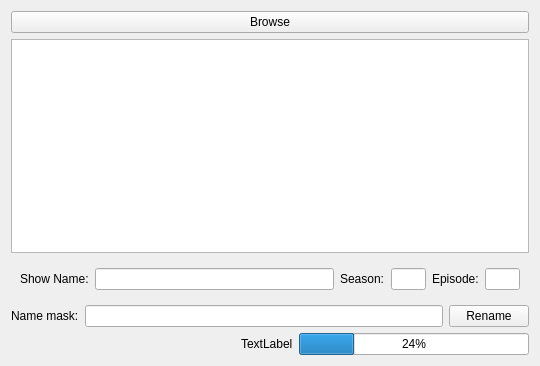
First picture: the form in ui/main.ui, repository rdno/ENBea, before the edit.
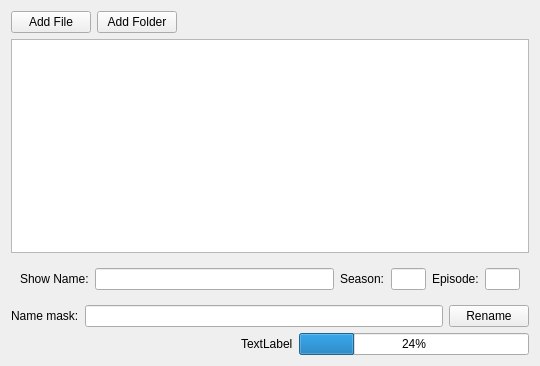
Second picture: the form after the edit.

Diff of the .ui file:
```diff
--- a/ui/main.ui
+++ b/ui/main.ui
@@ -32,14 +32,43 @@
    <string>Form</string>
   </property>
   <layout class="QGridLayout" name="gridLayout">
-   <item row="0" column="0">
+   <item row="1" column="0">
     <layout class="QVBoxLayout" name="verticalLayout">
      <item>
-      <widget class="QPushButton" name="browseBtn">
-       <property name="text">
-        <string>Browse</string>
+      <layout class="QFormLayout" name="formLayout">
+       <property name="sizeConstraint">
+        <enum>QLayout::SetDefaultConstraint</enum>
        </property>
-      </widget>
+       <property name="rightMargin">
+        <number>0</number>
+       </property>
+       <item row="0" column="0">
+        <widget class="QPushButton" name="addFileBtn">
+         <property name="sizePolicy">
+          <sizepolicy hsizetype="Maximum" vsizetype="Fixed">
+           <horstretch>0</horstretch>
+           <verstretch>0</verstretch>
+          </sizepolicy>
+         </property>
+         <property name="text">
+          <string>Add File</string>
+         </property>
+        </widget>
+       </item>
+       <item row="0" column="1">
+        <widget class="QPushButton" name="addFolderBtn">
+         <property name="sizePolicy">
+          <sizepolicy hsizetype="Maximum" vsizetype="Fixed">
+           <horstretch>0</horstretch>
+           <verstretch>0</verstretch>
+          </sizepolicy>
+         </property>
+         <property name="text">
+          <string>Add Folder</string>
+         </property>
+        </widget>
+       </item>
+      </layout>
      </item>
      <item>
       <widget class="QTableView" name="episodeList"/>
```
